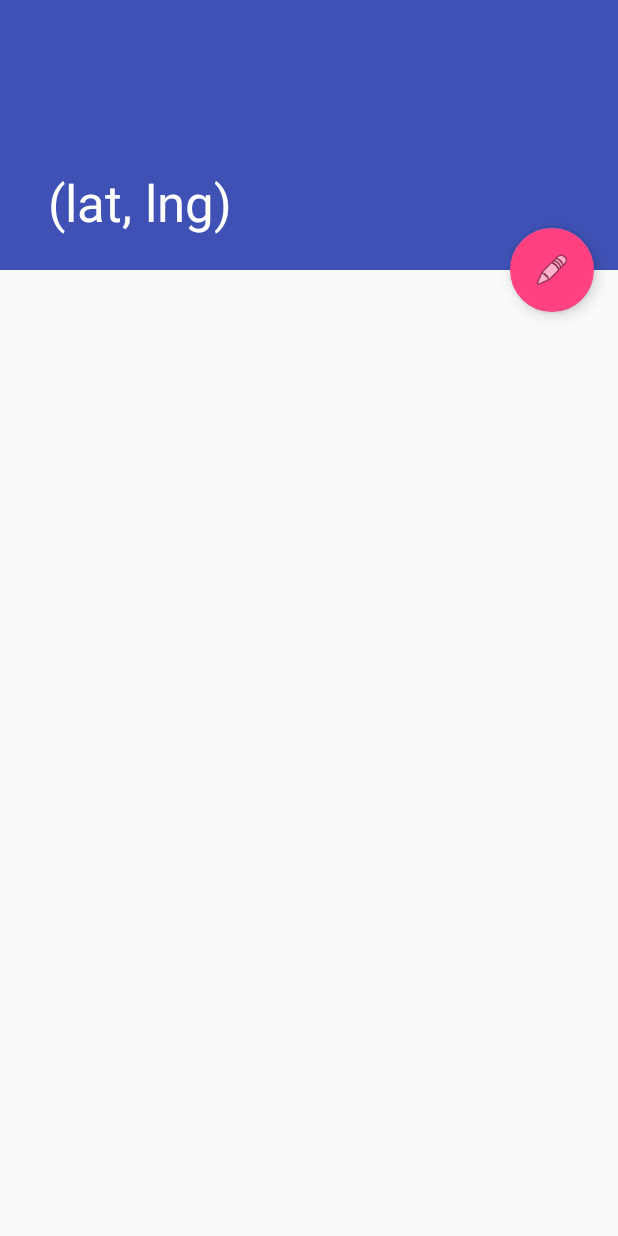
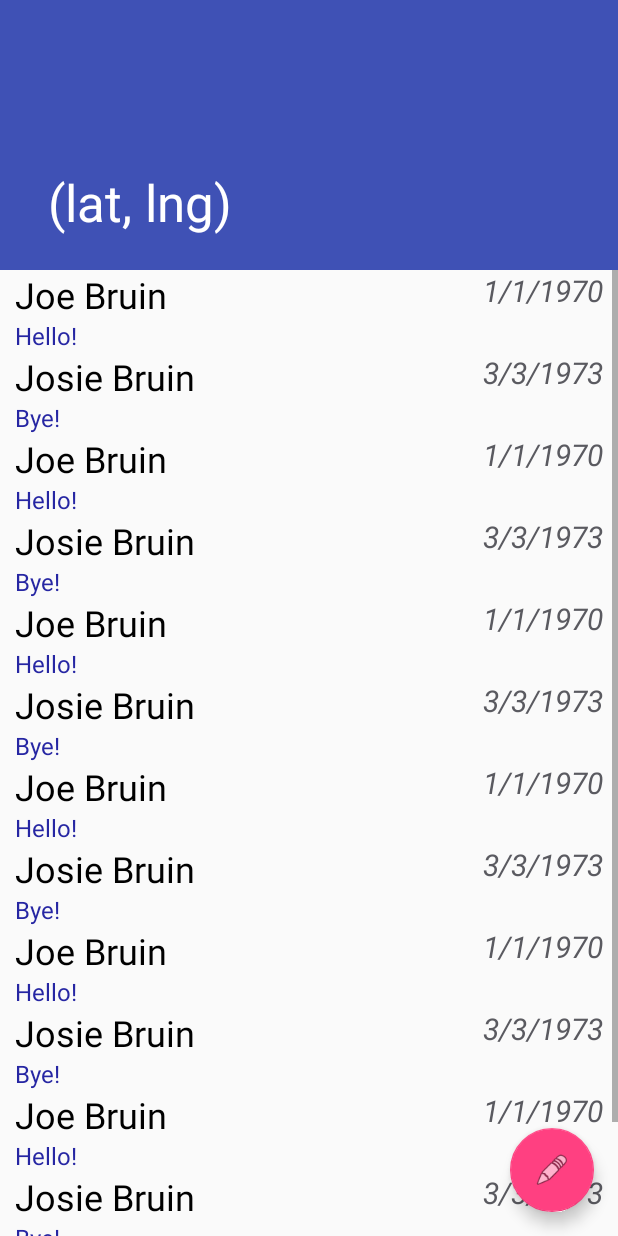
Before and after one commit to garluna/VirtualGeocaching, an Android app: the MessageActivity screen opened directly, with no data from a screen before it, on a phone screen of 412 x 824 dp. Run offline under Robolectric (Android 15) with nearby library versions, the phone set to English and light mode, and no system bars; 2 statements that could not run were skipped.

Commit message:
Fix/add FABs and add messages

```diff
--- a/app/src/main/java/aceegj/virtualgeocaching/MessageActivity.java
+++ b/app/src/main/java/aceegj/virtualgeocaching/MessageActivity.java
@@ -1,16 +1,24 @@
 package aceegj.virtualgeocaching;
 
+import android.content.Context;
 import android.content.Intent;
+import android.net.Uri;
 import android.os.Bundle;
+import android.support.annotation.Nullable;
 import android.support.design.widget.FloatingActionButton;
 import android.support.design.widget.Snackbar;
 import android.support.v7.app.AppCompatActivity;
 import android.support.v7.widget.Toolbar;
+import android.view.LayoutInflater;
 import android.view.View;
+import android.widget.ImageView;
+import android.widget.LinearLayout;
+import android.widget.TextView;
 
 import com.google.android.gms.maps.model.LatLng;
 
 public class MessageActivity extends AppCompatActivity {
+    private LinearLayout messageLinearLayout;
 
     @Override
     protected void onCreate(Bundle savedInstanceState) {
@@ -31,5 +39,46 @@ public class MessageActivity extends AppCompatActivity {
                 startActivity(intent);
             }
         });
+
+        messageLinearLayout = findViewById(R.id.message_layout);
+        addMessage(this, "Joe Bruin", "1/1/1970", "Hello!", null);
+        addMessage(this, "Josie Bruin", "3/3/1973", "Bye!", null);
+        addMessage(this, "Joe Bruin", "1/1/1970", "Hello!", null);
+        addMessage(this, "Josie Bruin", "3/3/1973", "Bye!", null);
+        addMessage(this, "Joe Bruin", "1/1/1970", "Hello!", null);
+        addMessage(this, "Josie Bruin", "3/3/1973", "Bye!", null);
+        addMessage(this, "Joe Bruin", "1/1/1970", "Hello!", null);
+        addMessage(this, "Josie Bruin", "3/3/1973", "Bye!", null);
+        addMessage(this, "Joe Bruin", "1/1/1970", "Hello!", null);
+        addMessage(this, "Josie Bruin", "3/3/1973", "Bye!", null);
+        addMessage(this, "Joe Bruin", "1/1/1970", "Hello!", null);
+        addMessage(this, "Josie Bruin", "3/3/1973", "Bye!", null);
+        addMessage(this, "Joe Bruin", "1/1/1970", "Hello!", null);
+        addMessage(this, "Josie Bruin", "3/3/1973", "Bye!", null);
+        addMessage(this, "Joe Bruin", "1/1/1970", "Hello!", null);
+        addMessage(this, "Josie Bruin", "3/3/1973", "Bye!", null);
+        addMessage(this, "Joe Bruin", "1/1/1970", "Hello!", null);
+        addMessage(this, "Josie Bruin", "3/3/1973", "Bye!", null);
+        addMessage(this, " ", "", "", null);
+    }
+
+    private void addMessage(final Context context, final String name, final String date, final String message, @Nullable final Uri imageUri) {
+        LayoutInflater layoutInflater = (LayoutInflater) context.getSystemService(Context.LAYOUT_INFLATER_SERVICE);
+        if (layoutInflater == null) {
+            return;
+        }
+        View messageView = layoutInflater.inflate(R.layout.geocache_message_layout, messageLinearLayout, false);
+        final TextView nameTextView = messageView.findViewById(R.id.name_text_view);
+        final TextView dateTextView = messageView.findViewById(R.id.date_text_view);
+        final TextView messageTextView = messageView.findViewById(R.id.message_text_view);
+
+        nameTextView.setText(name);
+        dateTextView.setText(date);
+        messageTextView.setText(message);
+        if (imageUri != null) {
+            final ImageView messageImageView = messageView.findViewById(R.id.message_image_view);
+            messageImageView.setImageURI(imageUri);
+        }
+        messageLinearLayout.addView(messageView);
     }
 }
--- a/app/src/main/res/layout/activity_message.xml
+++ b/app/src/main/res/layout/activity_message.xml
@@ -40,8 +40,7 @@
         android:layout_width="wrap_content"
         android:layout_height="wrap_content"
         android:layout_margin="@dimen/fab_margin"
-        app:layout_anchor="@id/app_bar"
-        app:layout_anchorGravity="bottom|end"
+        android:layout_gravity="end|bottom"
         app:srcCompat="@android:drawable/ic_menu_edit" />
 
 </android.support.design.widget.CoordinatorLayout>
--- a/app/src/main/res/layout/content_message.xml
+++ b/app/src/main/res/layout/content_message.xml
@@ -6,7 +6,8 @@
     android:layout_height="match_parent"
     app:layout_behavior="@string/appbar_scrolling_view_behavior"
     tools:context="aceegj.virtualgeocaching.MessageActivity"
-    tools:showIn="@layout/activity_message">
+    tools:showIn="@layout/activity_message"
+    android:scrollbars="vertical">
 
     <LinearLayout
         android:id="@+id/message_layout"
--- a/app/src/main/res/layout/geocache_message_layout.xml
+++ b/app/src/main/res/layout/geocache_message_layout.xml
@@ -12,6 +12,7 @@
         android:layout_width="match_parent"
         android:layout_height="wrap_content">
         <TextView
+            android:id="@+id/name_text_view"
             android:layout_width="match_parent"
             android:layout_height="wrap_content"
             android:textColor="#000000"
@@ -20,6 +21,7 @@
             tools:text="Joe Bruin" />
 
         <TextView
+            android:id="@+id/date_text_view"
             android:layout_width="match_parent"
             android:layout_height="wrap_content"
             android:layout_alignParentStart="true"
@@ -33,12 +35,14 @@
 
 
     <TextView
+        android:id="@+id/message_text_view"
         android:layout_width="match_parent"
         android:layout_height="wrap_content"
         android:textColor="#2626a3"
         android:textSize="16sp"
         tools:text="I am a cool message. This is such a great app."/>
     <ImageView
+        android:id="@+id/message_image_view"
         android:layout_width="match_parent"
         android:layout_height="wrap_content"
         android:contentDescription="Image with message"
```
Also changed, not shown: app/src/main/java/aceegj/virtualgeocaching/MapsActivity.java (+11 -0 lines), app/src/main/res/drawable/ic_add_black_24dp.xml (added, +9 -0 lines), app/src/main/res/layout/activity_maps.xml (+12 -1 lines).
